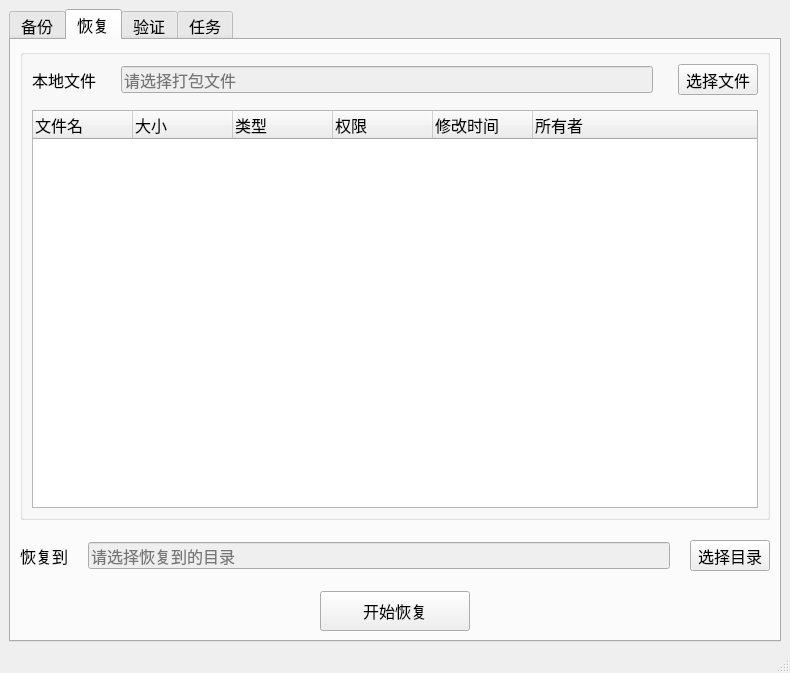
skifisy/FilesBackup, file BackupGUI/mainwindow.ui: the form before one commit.
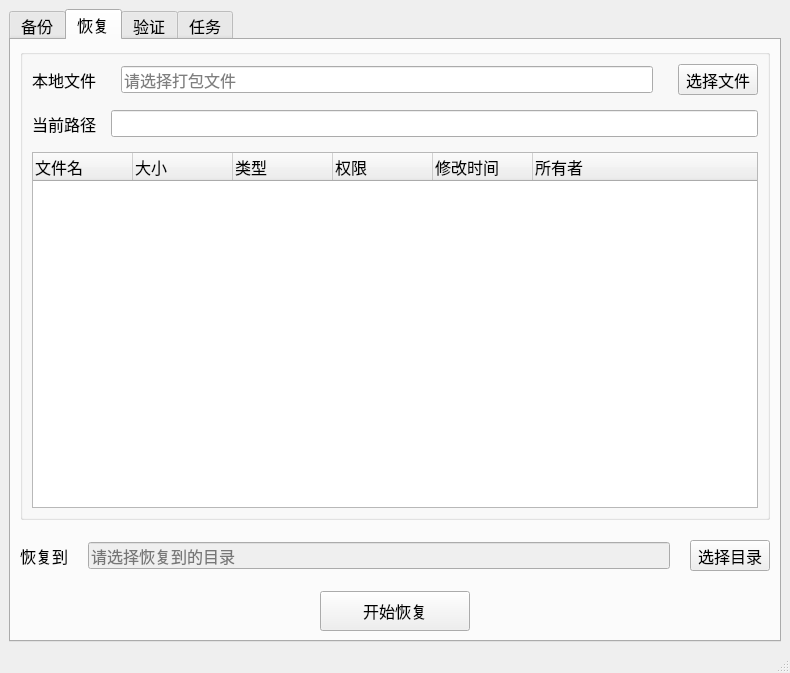
The form after the commit. Icons and pictures are not drawn.

What changed in the file:
```diff
--- a/BackupGUI/mainwindow.ui
+++ b/BackupGUI/mainwindow.ui
@@ -253,8 +253,8 @@
              </item>
              <item>
               <widget class="QLineEdit" name="localFileRestoreLineEdit">
-               <property name="enabled">
-                <bool>false</bool>
+               <property name="text">
+                <string/>
                </property>
                <property name="readOnly">
                 <bool>true</bool>
@@ -273,6 +273,24 @@
              </item>
             </layout>
            </item>
+           <item>
+            <layout class="QHBoxLayout" name="horizontalLayout_4">
+             <item>
+              <widget class="QLabel" name="label_4">
+               <property name="text">
+                <string>当前路径</string>
+               </property>
+              </widget>
+             </item>
+             <item>
+              <widget class="QLineEdit" name="packPathLineEdit">
+               <property name="readOnly">
+                <bool>true</bool>
+               </property>
+              </widget>
+             </item>
+            </layout>
+           </item>
            <item>
             <widget class="QTreeWidget" name="packFileList">
              <property name="enabled">
```
